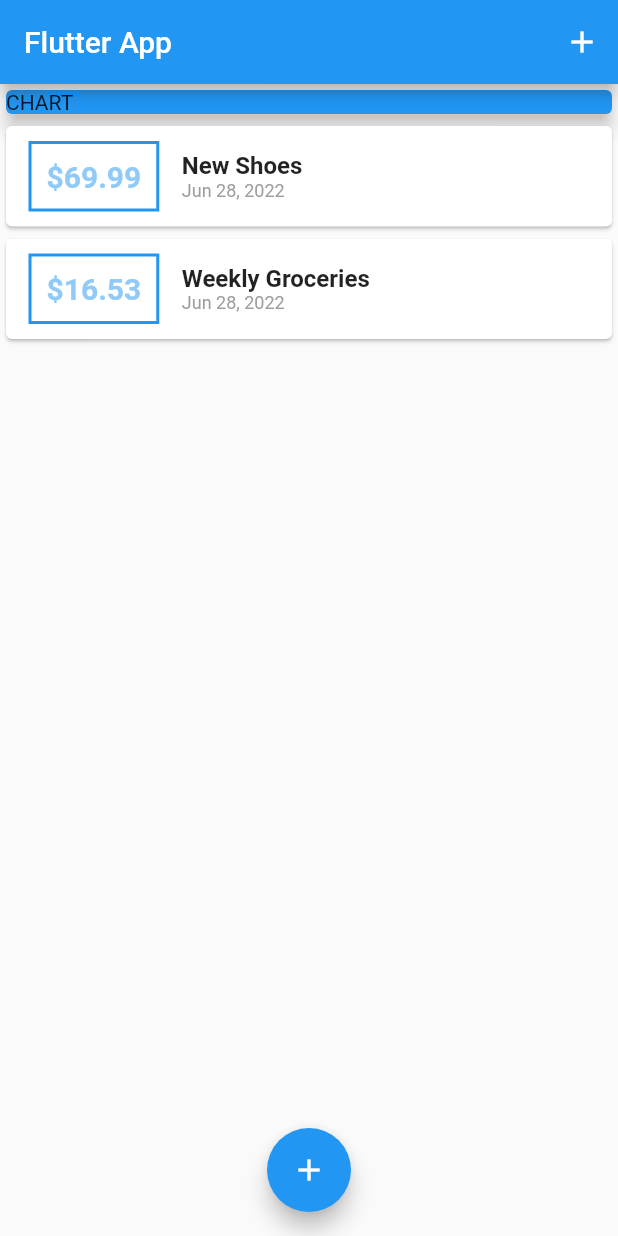
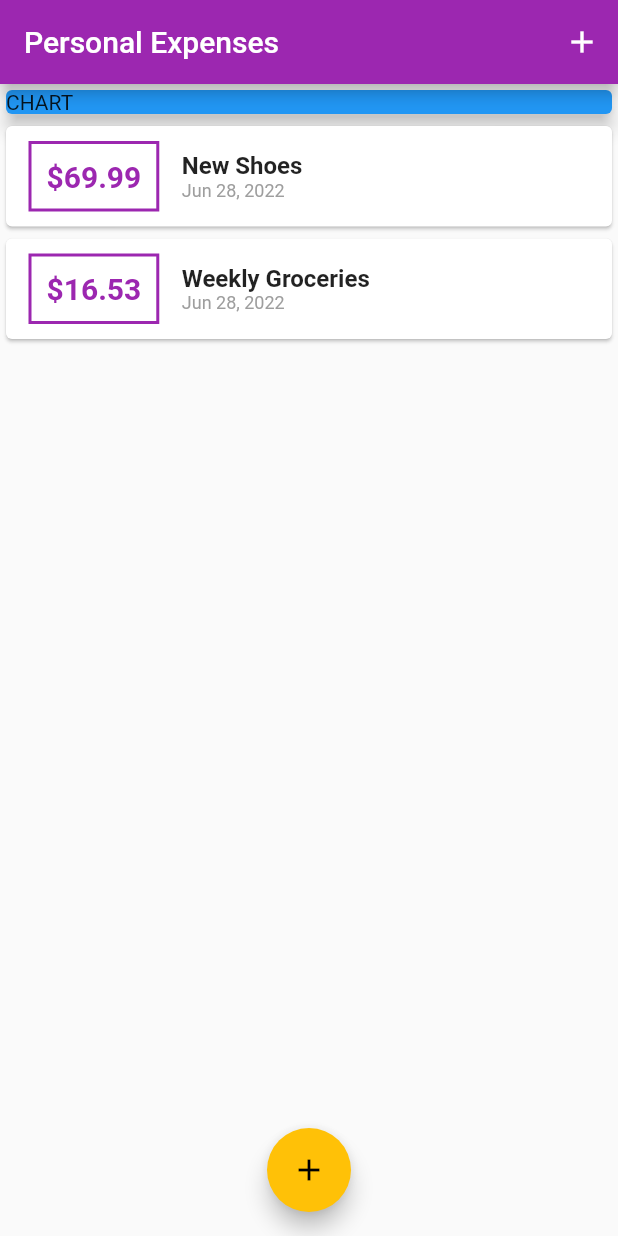
Before and after one commit to JPJFerreira/flutter_personal_expenses, a Flutter app: the screen it shows after launch, on a phone screen of 412 x 824 dp. Run offline on Flutter 3.47's test engine with Material 2 defaults, Android fonts, the phone set to English and light mode, and no system bars.

Commit message:
Theme (colors)

```diff
--- a/lib/main.dart
+++ b/lib/main.dart
@@ -11,8 +11,12 @@ class MyApp extends StatelessWidget {
   @override
   Widget build(BuildContext context) {
     return MaterialApp(
-      title: 'Flutter App',
+      title: 'Personal Expenses',
       home: MyHomePage(),
+      theme: ThemeData(
+        primarySwatch: Colors.purple,
+        accentColor: Colors.amber,
+      ),
     );
   }
 }
@@ -68,7 +72,7 @@ class _MyHomePageState extends State<MyHomePage> {
   Widget build(BuildContext context) {
     return Scaffold(
       appBar: AppBar(
-        title: Text('Flutter App'),
+        title: Text('Personal Expenses'),
         actions: [
           IconButton(
             icon: Icon(Icons.add),
--- a/lib/widgets/transaction_list.dart
+++ b/lib/widgets/transaction_list.dart
@@ -34,7 +34,7 @@ class TransactionList extends StatelessWidget {
                     style: TextStyle(
                       fontWeight: FontWeight.bold,
                       fontSize: 20,
-                      color: Theme.of(context).backgroundColor,
+                      color: Theme.of(context).primaryColor,
                     ),
                   ),
                 ),
```
